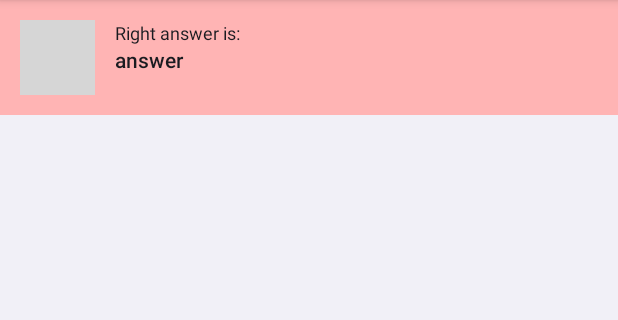
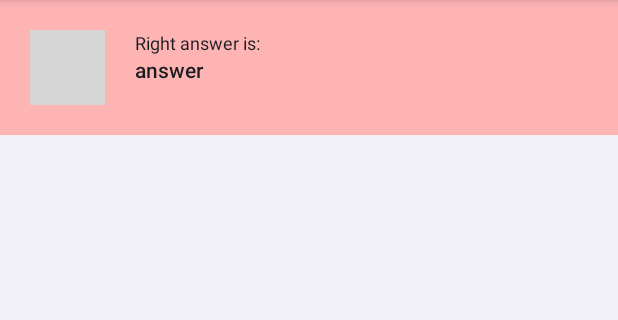
Before and after one commit to Gizcerbes/Remember, an Android app: the layout card_notification_no.xml on its own in the app's theme, with its tools: preview values and no code run, on a phone screen of 412 x 824 dp, the part 84-404 px from its top. Run offline under Robolectric (Android 15) with nearby library versions, the phone set to English and light mode, and no system bars; network calls fail; grey boxes are pictures that could not be loaded.

```diff
--- a/app/src/main/java/com/uogames/remembercards/ui/games/notification/type/NotificationTypeChoice.kt
+++ b/app/src/main/java/com/uogames/remembercards/ui/games/notification/type/NotificationTypeChoice.kt
@@ -44,7 +44,6 @@ object NotificationTypeChoice {
 		if (first == 0 || second == 0) return null
 		model.saveResult(first, second, result)
 		val card = model.getCardById(first) ?: return null
-		val flag = if (Build.VERSION.SDK_INT >= Build.VERSION_CODES.S) PendingIntent.FLAG_MUTABLE else PendingIntent.FLAG_UPDATE_CURRENT
 		val notification = NotificationCompat.Builder(context, App.NOTIFICATION_CHANNEL_ID)
 			.setSmallIcon(if (Build.VERSION.SDK_INT >= Build.VERSION_CODES.S) R.drawable.ic_logo_trans else R.drawable.ic_launcher_round)
 			.setOnlyAlertOnce(true)
--- a/app/src/main/res/layout/card_notification_no.xml
+++ b/app/src/main/res/layout/card_notification_no.xml
@@ -10,10 +10,10 @@
 		android:layout_width="50dp"
 		android:layout_height="50dp"
 		android:layout_centerVertical="true"
-		android:layout_marginStart="13dp"
-		android:layout_marginTop="13dp"
-		android:layout_marginEnd="13dp"
-		android:layout_marginBottom="13dp"
+		android:layout_marginStart="20dp"
+		android:layout_marginTop="20dp"
+		android:layout_marginEnd="20dp"
+		android:layout_marginBottom="20dp"
 		android:src="@drawable/ic_no" />
 
 	<TextView
@@ -25,6 +25,7 @@
 		android:layout_toEndOf="@id/img"
 		android:text="@string/right_answer_is"
 		style="@style/TextAppearance.Compat.Notification.Info"
+		android:layout_marginEnd="20dp"
 		/>
 
 	<TextView
@@ -35,6 +36,7 @@
 		android:layout_alignParentEnd="true"
 		android:layout_toEndOf="@id/img"
 		tools:text="answer"
-		style="@style/TextAppearance.Compat.Notification.Title" />
+		style="@style/TextAppearance.Compat.Notification.Title"
+		android:layout_marginEnd="20dp"/>
 
 </RelativeLayout>
--- a/modules/database/src/main/java/com/uogames/database/dao/ModuleCardDAO.kt
+++ b/modules/database/src/main/java/com/uogames/database/dao/ModuleCardDAO.kt
@@ -88,7 +88,7 @@ interface ModuleCardDAO {
 	@Query("SELECT mc.* FROM module_card AS mc " +
 			"JOIN cards_table AS ct ON mc.id_card = ct.id " +
 			"WHERE mc.id_module = :idModule " +
-			"AND ct.id_phrase NOT IN (:phraseIds)" +
+			"AND ct.id_phrase NOT IN (:phraseIds) " +
 			"AND ct.id_translate NOT IN (:phraseIds) " +
 			"ORDER BY RANDOM() LIMIT 1")
 	suspend fun getRandomWithoutPhrases(idModule: Int, phraseIds: Array<Int>): ModuleCardEntity?
--- a/modules/repository/src/main/java/com/uogames/repository/providers/ModuleCardProvider.kt
+++ b/modules/repository/src/main/java/com/uogames/repository/providers/ModuleCardProvider.kt
@@ -55,7 +55,7 @@ class ModuleCardProvider(
 
 	suspend fun getRandomViewWithout(idModule: Int, idCard: Array<Int>) = mcr.getRandomModuleViewWithout(idModule, idCard)
 
-	suspend fun getRandomViewWithoutPhrases(idModule: Int, phraseIds: Array<Int>) = mcr.getRandomModuleViewWithout(idModule, phraseIds)
+	suspend fun getRandomViewWithoutPhrases(idModule: Int, phraseIds: Array<Int>) = mcr.getRandomModuleViewWithoutPhrases(idModule, phraseIds)
 
 	suspend fun removeByModule(idModule: Int) = mcr.removeByModuleId(idModule)
 
```
Also changed, not shown: app/src/main/java/com/uogames/remembercards/ui/games/notification/NotificationViewModel.kt (+11 -6 lines), app/src/main/res/layout/card_notification_yes.xml (+7 -5 lines).
